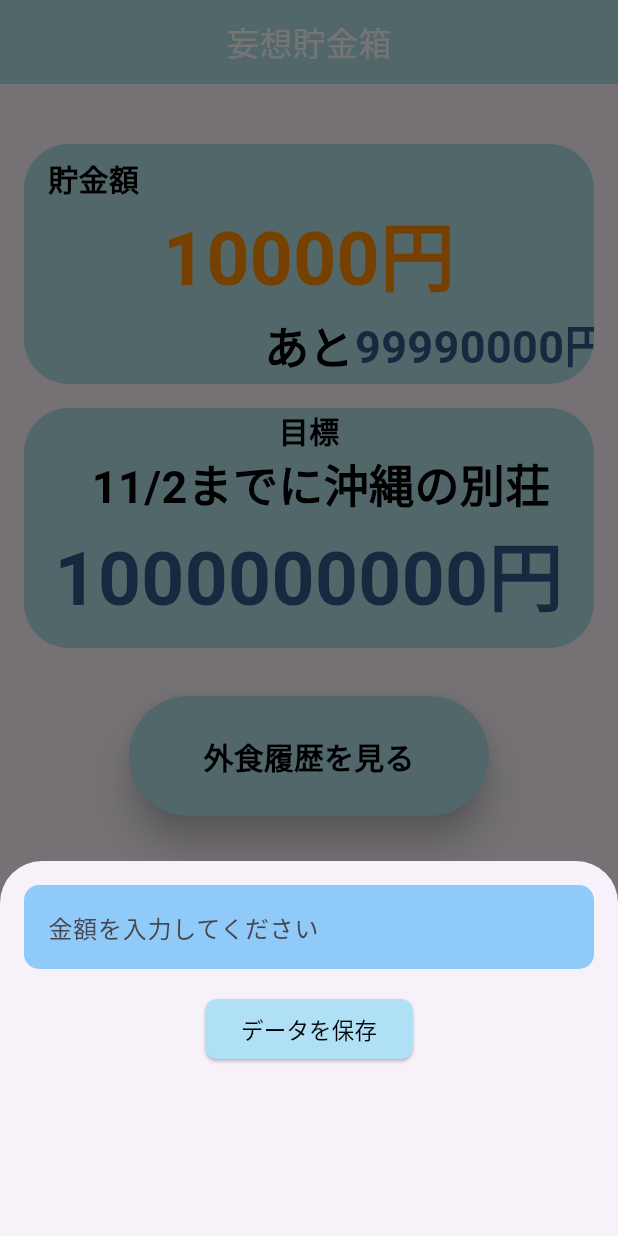
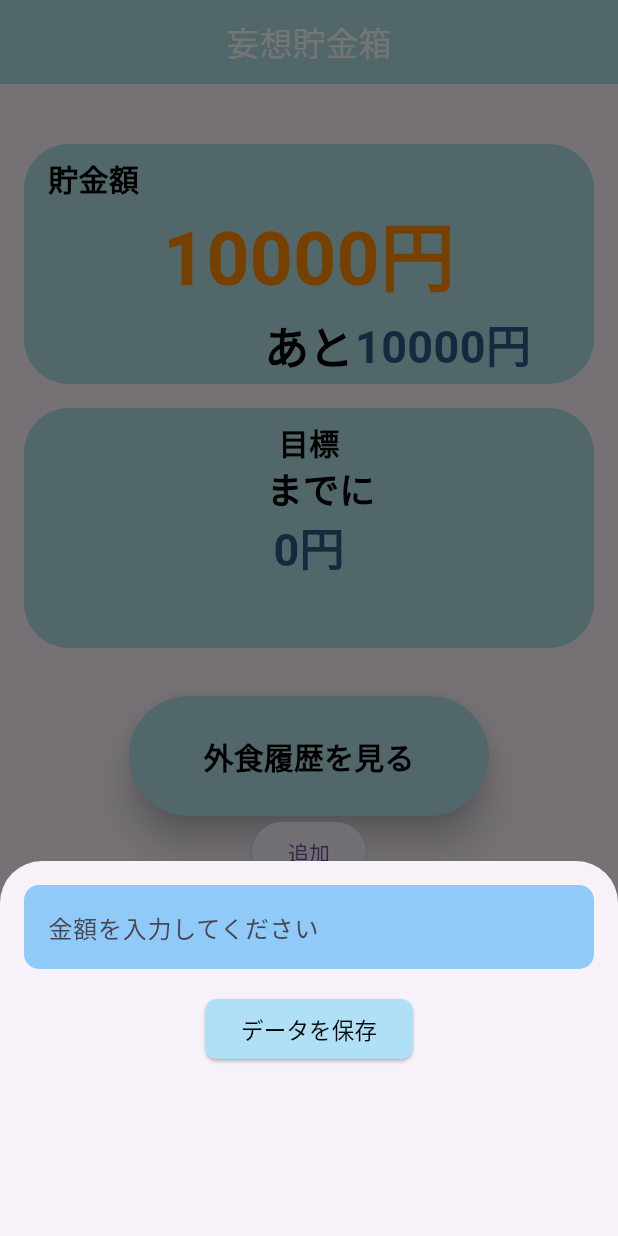
Before and after one commit to ironmax123/delusion_deposit, a Flutter app: the screen it shows after launch, after a tap on the "add" icon, on a phone screen of 412 x 824 dp. Run offline on Flutter 3.47's test engine with Material 3 defaults, Android fonts, the phone set to English and light mode, and no system bars; our stand-ins replace flutter_hooks, shared_preferences.

Commit message:
保存したものの表示

```diff
--- a/lib/pages/home/home.dart
+++ b/lib/pages/home/home.dart
@@ -1,9 +1,39 @@
 import 'package:delusion_deposit/pages/dining-out_list/duingout.dart';
 import 'package:delusion_deposit/pages/home/add_diningout.dart';
+import 'package:delusion_deposit/pages/home/show-save.dart';
+import 'package:delusion_deposit/pages/target-input/target_input.dart';
 import 'package:flutter/material.dart';
 
-class HomePage extends StatelessWidget {
+class HomePage extends StatefulWidget {
   const HomePage({super.key});
+
+  @override
+  State<HomePage> createState() => _HomePageState();
+}
+
+class _HomePageState extends State<HomePage> {
+  late ShowSave showsave;
+  String date = ''; // 初期値を空文字に設定
+  String target = ''; // targetの初期値も設定
+  int TargetPrice = 0;
+
+  @override
+  void initState() {
+    super.initState();
+    showsave = ShowSave();
+    // データの読み込みを開始
+    showsave.loadSavedData().then((_) {
+      // データが読み込まれたら、UIを更新
+      if (showsave.loadedData.isNotEmpty) {
+        setState(() {
+          // 最初のアイテムのtarget_dateを取得
+          date = showsave.loadedData[0]['target_date'] ?? '不明な日付';
+          target = showsave.loadedData[0]['target'] ?? '不明な目標';
+          TargetPrice = showsave.loadedData[0]['target_price'];
+        });
+      }
+    });
+  }
 
   @override
   Widget build(BuildContext context) => Scaffold(
@@ -24,14 +54,14 @@ class HomePage extends StatelessWidget {
                 padding: const EdgeInsets.fromLTRB(16, 40, 16, 0),
                 child: ClipRRect(
                   borderRadius: BorderRadius.circular(30),
-                  child: const ColoredBox(
-                    color: Color.fromARGB(255, 176, 224, 230),
+                  child: ColoredBox(
+                    color: const Color.fromARGB(255, 176, 224, 230),
                     child: SizedBox(
                       height: 160,
                       width: 400,
                       child: Column(
                         children: [
-                          Align(
+                          const Align(
                             alignment: Alignment.centerLeft,
                             child: Padding(
                               padding: EdgeInsets.fromLTRB(16, 8, 0, 0),
@@ -48,7 +78,8 @@ class HomePage extends StatelessWidget {
                           Align(
                             child: Text(
                               '10000円',
-                              style: TextStyle(
+                              //'${deposit.loadedData}円',
+                              style: const TextStyle(
                                 color: Color(0xFFFF8C00),
                                 fontSize: 50,
                                 fontWeight: FontWeight.bold,
@@ -58,10 +89,10 @@ class HomePage extends StatelessWidget {
                           Align(
                             alignment: Alignment.centerRight,
                             child: Padding(
-                              padding: EdgeInsets.only(left: 160),
+                              padding: const EdgeInsets.only(left: 160),
                               child: Row(
                                 children: [
-                                  Text(
+                                  const Text(
                                     'あと',
                                     style: TextStyle(
                                       color: Colors.black,
@@ -70,8 +101,8 @@ class HomePage extends StatelessWidget {
                                     ),
                                   ),
                                   Text(
-                                    '99990000円',
-                                    style: TextStyle(
+                                    '10000円',
+                                    style: const TextStyle(
                                       color: Color(0xFF2F5C8A),
                                       fontSize: 30,
                                       fontWeight: FontWeight.bold,
@@ -91,14 +122,17 @@ class HomePage extends StatelessWidget {
                 padding: const EdgeInsets.fromLTRB(16, 16, 16, 32),
                 child: ClipRRect(
                   borderRadius: BorderRadius.circular(30),
-                  child: const ColoredBox(
-                    color: Color.fromARGB(255, 176, 224, 230),
+                  child: ColoredBox(
+                    color: const Color.fromARGB(255, 176, 224, 230),
                     child: SizedBox(
                       height: 160,
                       width: 400,
                       child: Column(
                         children: [
-                          Text(
+                          const SizedBox(
+                            height: 8,
+                          ),
+                          const Text(
                             '目標',
                             style: TextStyle(
                               color: Colors.black,
@@ -107,21 +141,21 @@ class HomePage extends StatelessWidget {
                             ),
                           ),
                           Padding(
-                            padding: EdgeInsets.only(left: 16),
+                            padding: const EdgeInsets.only(left: 16),
                             child: Text(
-                              '11/2までに沖縄の別荘',
-                              style: TextStyle(
+                              '$dateまでに$target',
+                              style: const TextStyle(
                                 color: Colors.black,
-                                fontSize: 30,
+                                fontSize: 24,
                                 fontWeight: FontWeight.bold,
                               ),
                             ),
                           ),
                           Text(
-                            '1000000000円',
-                            style: TextStyle(
+                            '$TargetPrice円',
+                            style: const TextStyle(
                               color: Color(0xFF2F5C8A),
-                              fontSize: 50,
+                              fontSize: 30,
                               fontWeight: FontWeight.bold,
                             ),
                           ),
@@ -155,6 +189,17 @@ class HomePage extends StatelessWidget {
                   ),
                 ),
               ),
+              ElevatedButton(onPressed: () {}, child: const Text('追加')),
+              ElevatedButton(
+                  onPressed: () {
+                    Navigator.push(
+                      context,
+                      MaterialPageRoute(
+                        builder: (context) => const TargetInput(),
+                      ),
+                    );
+                  },
+                  child: const Text('目標入力'))
             ],
           ),
         ),
--- /dev/null
+++ b/lib/pages/home/show-save.dart
@@ -0,0 +1,37 @@
+import 'dart:convert';
+import 'package:flutter/material.dart';
+import 'package:shared_preferences/shared_preferences.dart';
+
+class ShowSave {
+  // ValueNotifierを使って状態を管理する
+  List<Map<String, dynamic>> loadedData = [];
+
+  // データを読み込む非同期メソッド
+  Future<void> loadSavedData() async {
+    final prefs = await SharedPreferences.getInstance();
+    final String? savedData = prefs.getString('saved_data');
+    debugPrint('読み込んだデータ: $savedData');
+
+    if (savedData != null) {
+      List<dynamic> items = jsonDecode(savedData);
+      List<Map<String, dynamic>> data = [];
+
+      for (var item in items) {
+        if (item.containsKey('target_date') &&
+            item.containsKey('target_price') &&
+            item.containsKey('target')) {
+          data.add({
+            'target_date': item['target_date'] ?? '不明な日付',
+            'target_price': item['target_price'] ?? 0,
+            'target': item['target'] ?? '不明な目標'
+          });
+        }
+      }
+
+      loadedData = data;
+      debugPrint('読み込み完了: $loadedData');
+    } else {
+      debugPrint('データが存在しません');
+    }
+  }
+}
```
